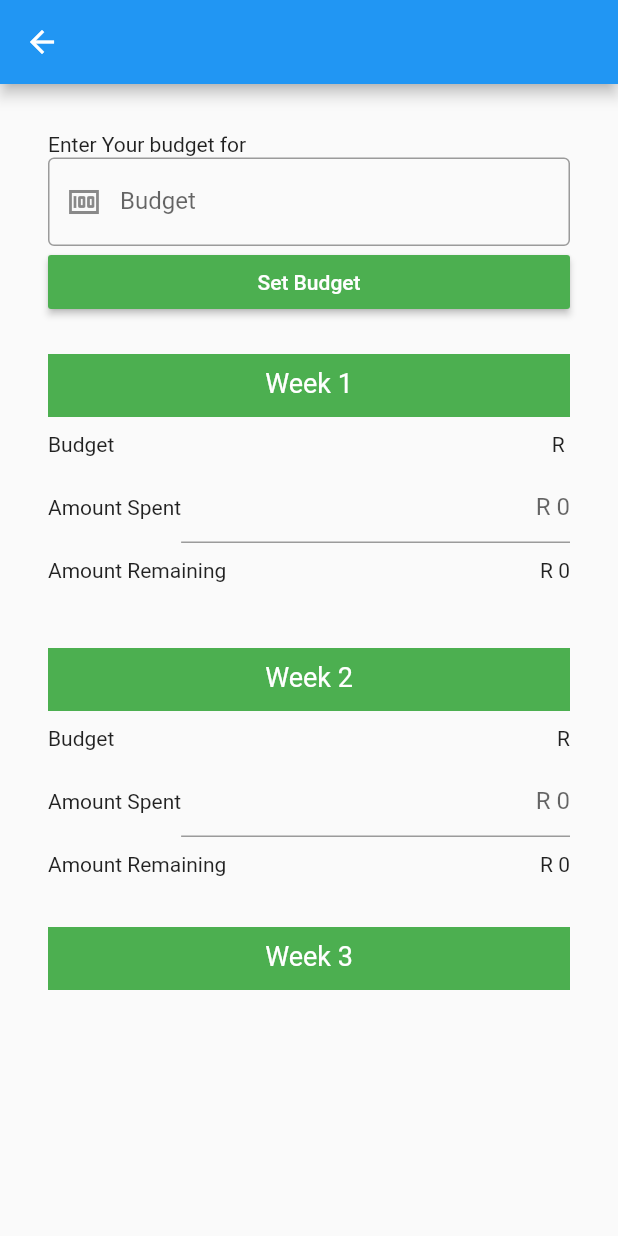
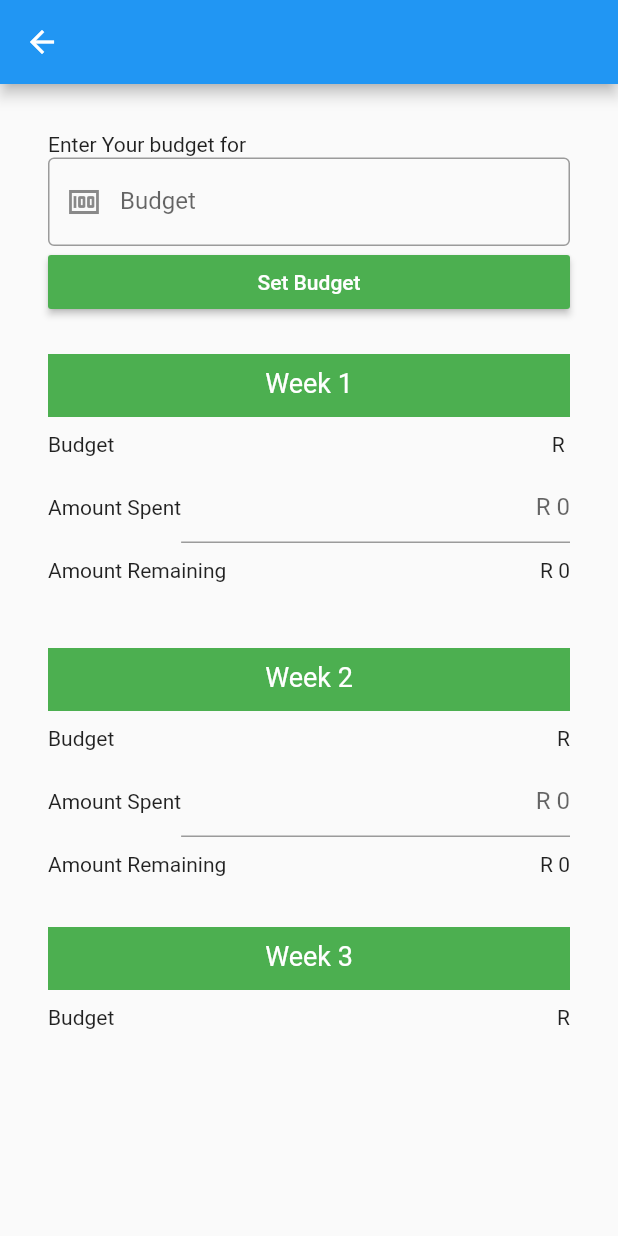
Before and after one commit to COS301-SE-2022/Happy-Muncher, a Flutter app: the Month screen opened directly with empty values, on a phone screen of 412 x 824 dp. Run offline on Flutter 3.47's test engine with Material 2 defaults, Android fonts, the phone set to English and light mode, and no system bars; Roboto replaces fonts that are missing (Arial).

Commit message:
week 3 budget added

```diff
--- a/happy_mucher_frontend/lib/pages/month.dart
+++ b/happy_mucher_frontend/lib/pages/month.dart
@@ -241,11 +241,11 @@ class MyMonthState extends State<Month> {
             ),
           ),
         ),
-        // const SizedBox(height: 10),
-        // Row(
-        //     mainAxisAlignment: MainAxisAlignment.spaceBetween,
-        //     children: [const Text("Budget"), Text("R" + budget)]),
-        // const SizedBox(height: 10),
+        const SizedBox(height: 10),
+        Row(
+            mainAxisAlignment: MainAxisAlignment.spaceBetween,
+            children: [const Text("Budget"), Text("R" + budget)]),
+        const SizedBox(height: 10),
         // Row(mainAxisAlignment: MainAxisAlignment.spaceBetween, children: [
         //   const Text("Amount Spent"),
         //   Flexible(
```
